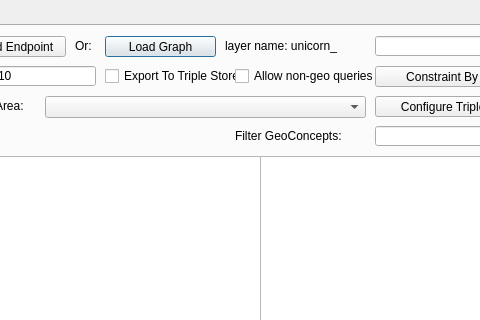
The window that sparql_unicorn_dialog_base.ui (sparqlunicorn/sparqlunicornGoesGIS) describes before a commit, drawn with Qt 5; both pictures show x 527 to 1007 and y 0 to 320 of the 1092 by 659 pixel window.
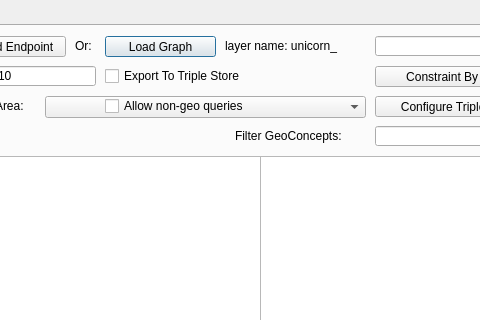
The same window after the commit.

What changed in the file:
```diff
--- a/sparql_unicorn_dialog_base.ui
+++ b/sparql_unicorn_dialog_base.ui
@@ -347,9 +347,9 @@
     <widget class="QCheckBox" name="allownongeo">
      <property name="geometry">
       <rect>
-       <x>760</x>
-       <y>40</y>
-       <width>141</width>
+       <x>630</x>
+       <y>70</y>
+       <width>191</width>
        <height>20</height>
       </rect>
      </property>
@@ -362,7 +362,7 @@
       <rect>
        <x>630</x>
        <y>40</y>
-       <width>131</width>
+       <width>231</width>
        <height>20</height>
       </rect>
      </property>
```
